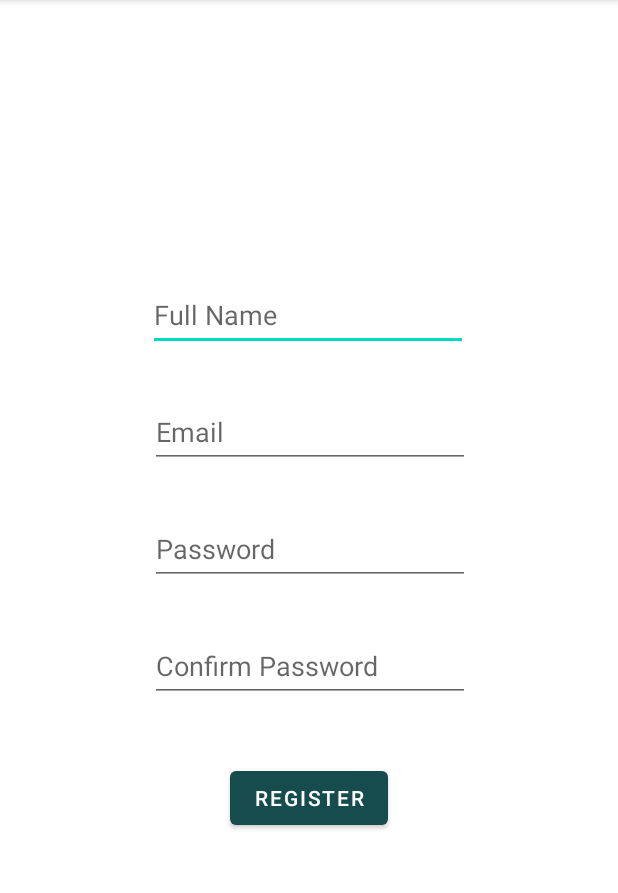
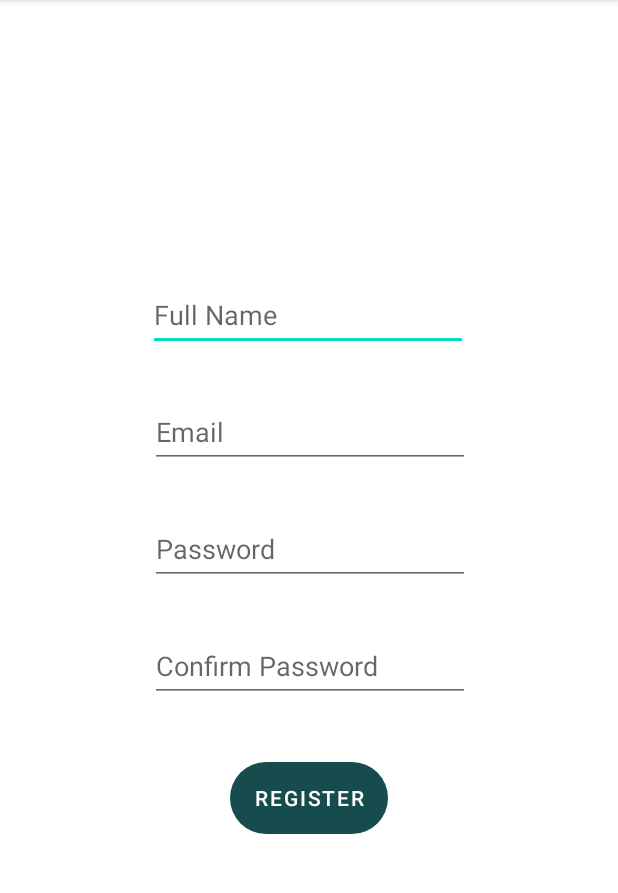
Before and after one commit to amalik23/Shine, an Android app: the RegisterActivity screen opened directly, with no data from a screen before it, on a phone screen of 412 x 824 dp, the part 84-977 px from its top. Run offline under Robolectric (Android 15) with nearby library versions, the phone set to English and light mode, and no system bars; our stand-ins replace Firebase (no records; nobody signed in at launch, a user with empty details on screens opened directly).

Commit message:
Update activity_register.xml

```diff
--- a/app/src/main/res/layout/activity_register.xml
+++ b/app/src/main/res/layout/activity_register.xml
@@ -73,6 +73,7 @@
         android:layout_marginTop="40dp"
         android:onClick="registerUser"
         android:text="@string/register"
+        android:background="@drawable/rounded_corner"
         app:layout_constraintEnd_toEndOf="parent"
         app:layout_constraintHorizontal_bias="0.5"
         app:layout_constraintStart_toStartOf="parent"
```
